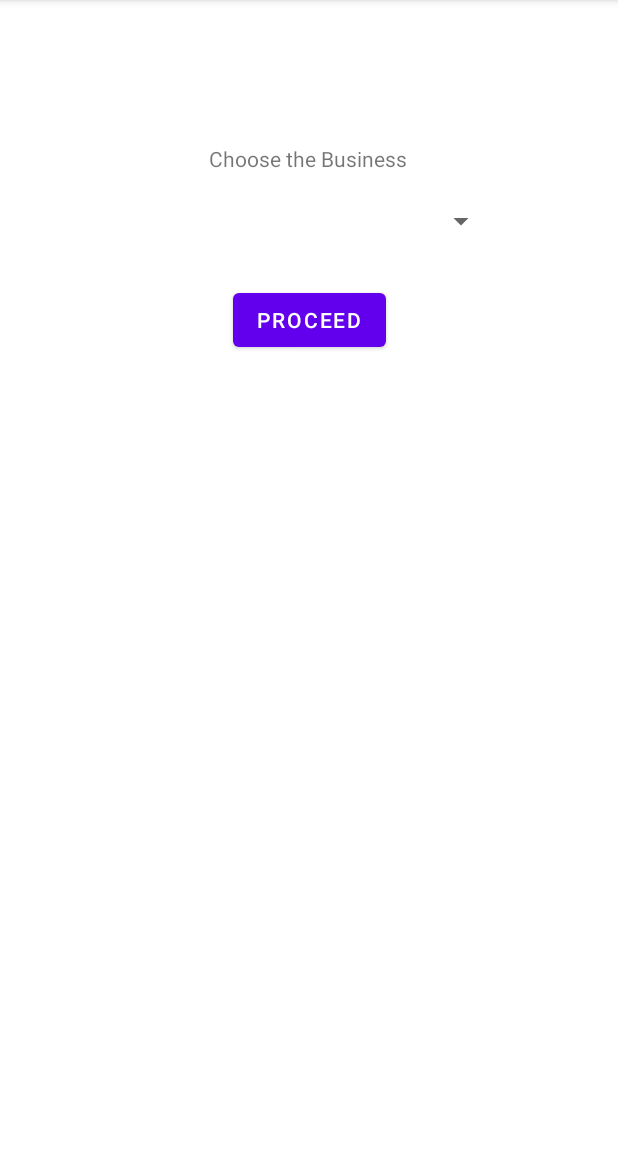
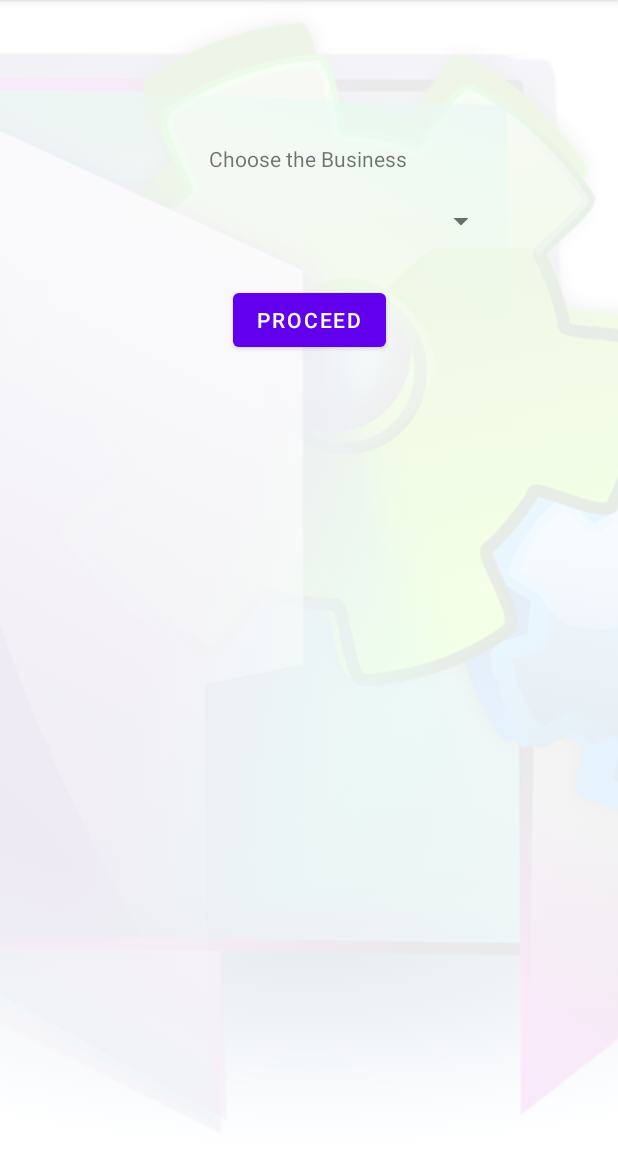
Before and after one commit to robsonll/FlexyOwner, an Android app: the ChooseBusiness screen opened directly, with no data from a screen before it, on a phone screen of 412 x 824 dp, the part 84-1236 px from its top. Run offline under Robolectric (Android 15) with nearby library versions, the phone set to English and light mode, and no system bars; our stand-ins replace Firebase (no records; nobody signed in at launch, a user with empty details on screens opened directly); Roboto replaces fonts that are not available here; 1 statement that could not run was skipped.

Commit message:
Updated background images

```diff
--- a/app/src/main/res/layout/activity_add_product.xml
+++ b/app/src/main/res/layout/activity_add_product.xml
@@ -10,16 +10,16 @@
         android:id="@+id/imageViewBackground"
         android:layout_width="0dp"
         android:layout_height="0dp"
-        android:alpha="0.3"
+        android:alpha="0.1"
         android:contentDescription="@string/imageView"
-        android:scaleType="centerCrop"
+        android:scaleType="center"
         app:layout_constraintBottom_toBottomOf="parent"
         app:layout_constraintEnd_toEndOf="parent"
         app:layout_constraintHorizontal_bias="1.0"
         app:layout_constraintStart_toStartOf="parent"
         app:layout_constraintTop_toTopOf="parent"
         app:layout_constraintVertical_bias="0.0"
-        app:srcCompat="@drawable/backgroundadmin" />
+        app:srcCompat="@drawable/options" />
 
     <Button
         android:id="@+id/buttonAddProduct"
--- a/app/src/main/res/layout/activity_choose_business.xml
+++ b/app/src/main/res/layout/activity_choose_business.xml
@@ -5,6 +5,19 @@
     android:layout_width="match_parent"
     android:layout_height="match_parent"
     tools:context=".ChooseBusiness">
+
+    <ImageView
+        android:id="@+id/imageViewBackground3"
+        android:layout_width="0dp"
+        android:layout_height="0dp"
+        android:alpha="0.1"
+        android:contentDescription="@string/imageView"
+        android:scaleType="centerCrop"
+        app:layout_constraintBottom_toBottomOf="parent"
+        app:layout_constraintEnd_toEndOf="parent"
+        app:layout_constraintStart_toStartOf="parent"
+        app:layout_constraintTop_toTopOf="parent"
+        app:srcCompat="@drawable/options" />
 
     <TextView
         android:id="@+id/textView"
--- a/app/src/main/res/layout/activity_edit_product.xml
+++ b/app/src/main/res/layout/activity_edit_product.xml
@@ -10,7 +10,7 @@
         android:id="@+id/imageViewBackground"
         android:layout_width="0dp"
         android:layout_height="0dp"
-        android:alpha="0.3"
+        android:alpha="0.1"
         android:contentDescription="@string/imageView"
         android:scaleType="centerCrop"
         app:layout_constraintBottom_toBottomOf="parent"
@@ -19,7 +19,7 @@
         app:layout_constraintStart_toStartOf="parent"
         app:layout_constraintTop_toTopOf="parent"
         app:layout_constraintVertical_bias="0.0"
-        app:srcCompat="@drawable/backgroundadmin" />
+        app:srcCompat="@drawable/options" />
 
     <Button
         android:id="@+id/buttonEditProduct"
--- a/app/src/main/res/layout/activity_landing.xml
+++ b/app/src/main/res/layout/activity_landing.xml
@@ -20,7 +20,7 @@
         android:id="@+id/imageViewBackground"
         android:layout_width="0dp"
         android:layout_height="0dp"
-        android:alpha="0.7"
+        android:alpha="0.5"
         android:contentDescription="@string/imageView"
         android:scaleType="centerCrop"
         app:layout_constraintBottom_toBottomOf="parent"
@@ -29,7 +29,7 @@
         app:layout_constraintStart_toStartOf="parent"
         app:layout_constraintTop_toTopOf="parent"
         app:layout_constraintVertical_bias="0.0"
-        app:srcCompat="@drawable/backgroundadmin"/>
+        app:srcCompat="@drawable/options" />
 
     <com.google.android.gms.common.SignInButton
         android:id="@+id/sign_in_button"
--- a/app/src/main/res/layout/activity_main.xml
+++ b/app/src/main/res/layout/activity_main.xml
@@ -10,13 +10,14 @@
         android:id="@+id/imageViewBackground"
         android:layout_width="0dp"
         android:layout_height="0dp"
-        android:alpha="0.7"
+        android:alpha="0.3"
         android:contentDescription="@string/imageView"
         android:scaleType="centerCrop"
         app:layout_constraintBottom_toBottomOf="parent"
         app:layout_constraintEnd_toEndOf="parent"
         app:layout_constraintStart_toStartOf="parent"
-        app:layout_constraintTop_toTopOf="parent"/>
+        app:layout_constraintTop_toTopOf="parent"
+        app:srcCompat="@drawable/options" />
 
     <TextView
         android:id="@+id/textViewSignUpTitle2"
--- a/app/src/main/res/layout/activity_select_product.xml
+++ b/app/src/main/res/layout/activity_select_product.xml
@@ -10,7 +10,7 @@
         android:id="@+id/imageViewBackground"
         android:layout_width="0dp"
         android:layout_height="0dp"
-        android:alpha="0.3"
+        android:alpha="0.1"
         android:contentDescription="@string/imageView"
         android:scaleType="centerCrop"
         app:layout_constraintBottom_toBottomOf="parent"
@@ -19,7 +19,7 @@
         app:layout_constraintStart_toStartOf="parent"
         app:layout_constraintTop_toTopOf="parent"
         app:layout_constraintVertical_bias="0.0"
-        app:srcCompat="@drawable/backgroundadmin" />
+        app:srcCompat="@drawable/options" />
 
     <TextView
         android:id="@+id/textViewTitle"
--- a/app/src/main/res/layout/activity_sign_up.xml
+++ b/app/src/main/res/layout/activity_sign_up.xml
@@ -10,7 +10,7 @@
         android:id="@+id/imageViewBackground2"
         android:layout_width="0dp"
         android:layout_height="0dp"
-        android:alpha="0.3"
+        android:alpha="0.1"
         android:contentDescription="@string/imageView"
         android:scaleType="centerCrop"
         app:layout_constraintBottom_toBottomOf="parent"
@@ -19,7 +19,7 @@
         app:layout_constraintStart_toStartOf="parent"
         app:layout_constraintTop_toTopOf="parent"
         app:layout_constraintVertical_bias="0.0"
-        app:srcCompat="@drawable/backgroundadmin" />
+        app:srcCompat="@drawable/options" />
 
     <TextView
         android:id="@+id/textViewSignUpTitle"
--- a/build.gradle
+++ b/build.gradle
@@ -5,7 +5,7 @@ buildscript {
         jcenter()
     }
     dependencies {
-        classpath "com.android.tools.build:gradle:4.1.0-rc03"
+        classpath 'com.android.tools.build:gradle:4.1.0'
         classpath 'com.google.gms:google-services:4.3.3'
 
         // NOTE: Do not place your application dependencies here; they belong
```
Also changed, not shown: app/src/main/res/drawable/gears.png (added), app/src/main/res/drawable/options.png (added).
